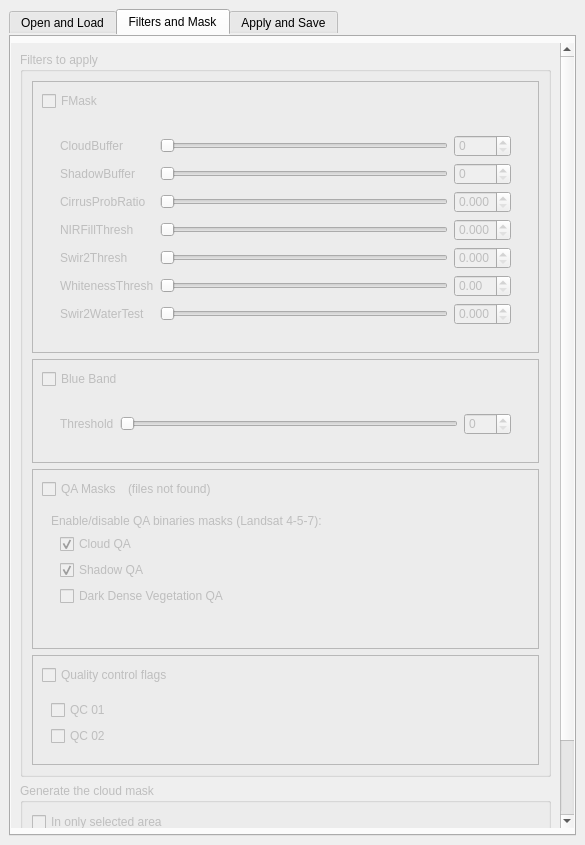
This is ui/cloud_masking_dockwidget_base.ui in SMByC/CloudMasking as Qt 5 draws it before an edit. The edited form follows.
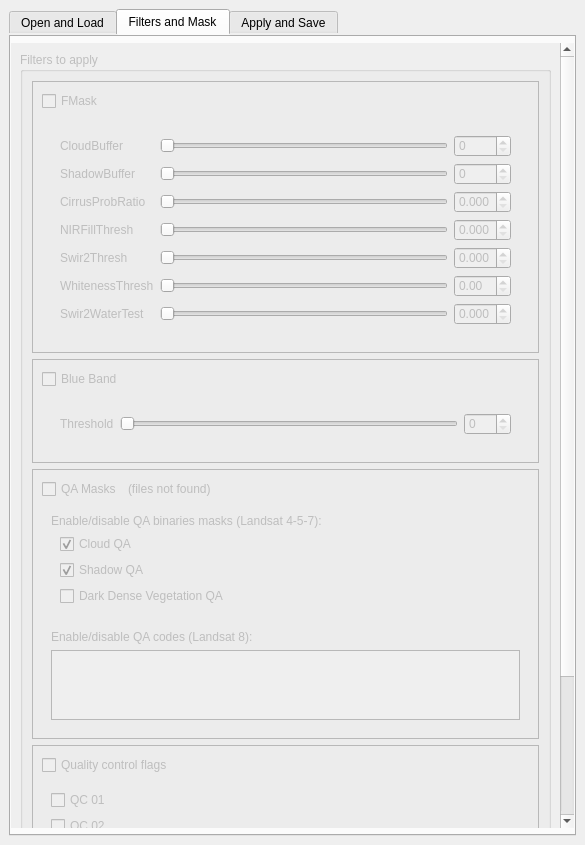
This is the edited form. Custom widgets are drawn as their Qt base class.

Commit message: Partial code for QA masks filter for landsat 8

Diff of the .ui file:
```diff
--- a/ui/cloud_masking_dockwidget_base.ui
+++ b/ui/cloud_masking_dockwidget_base.ui
@@ -460,7 +460,7 @@
              <x>0</x>
              <y>-348</y>
              <width>551</width>
-             <height>1133</height>
+             <height>1240</height>
             </rect>
            </property>
            <layout class="QVBoxLayout" name="verticalLayout">
@@ -958,7 +958,22 @@
                   </item>
                   <item>
                    <widget class="QWidget" name="widget_QA_Masks_L8" native="true">
-                    <layout class="QVBoxLayout" name="verticalLayout_21"/>
+                    <layout class="QVBoxLayout" name="verticalLayout_21">
+                     <item>
+                      <widget class="QLabel" name="label_18">
+                       <property name="text">
+                        <string>Enable/disable QA codes (Landsat 8):</string>
+                       </property>
+                      </widget>
+                     </item>
+                     <item>
+                      <widget class="QListWidget" name="listWidget_QA_codes">
+                       <property name="sortingEnabled">
+                        <bool>true</bool>
+                       </property>
+                      </widget>
+                     </item>
+                    </layout>
                    </widget>
                   </item>
                  </layout>
```
The commit also changes 2 other files.
